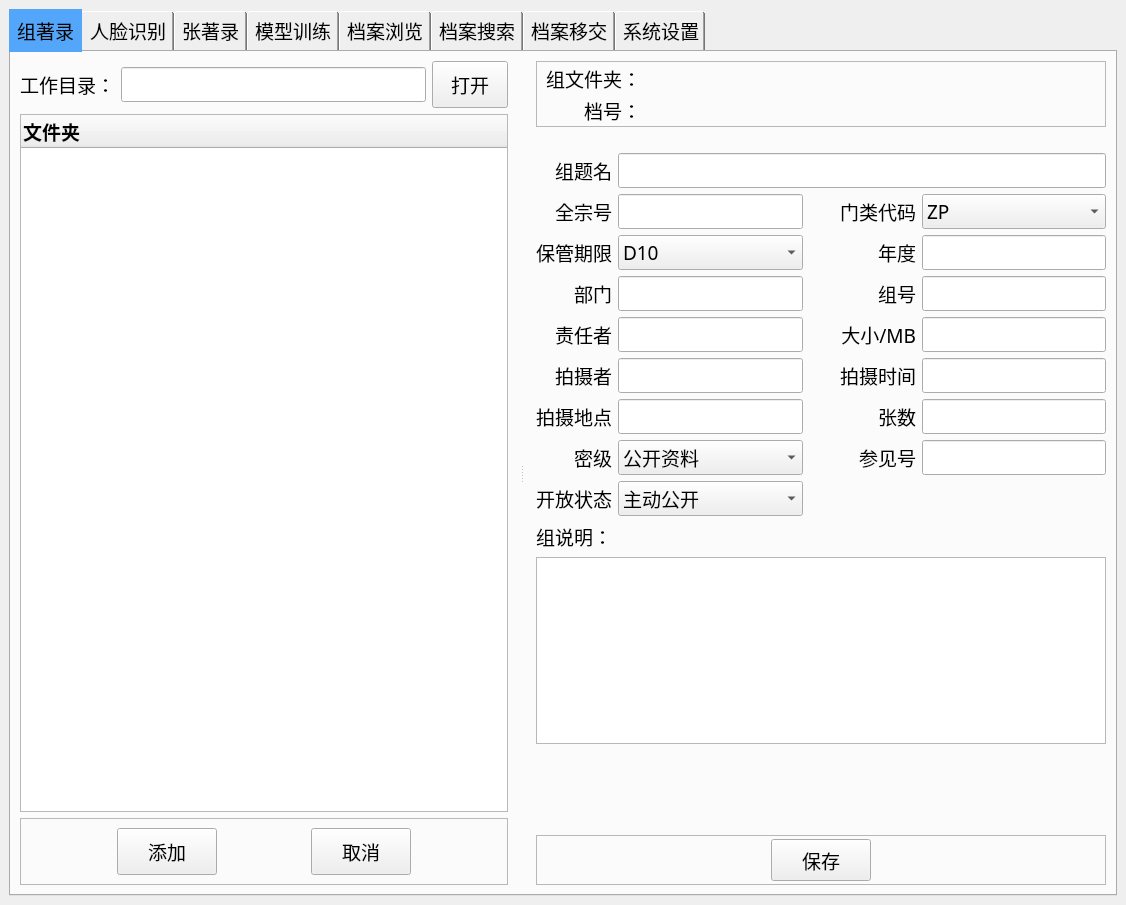
This is photo_arch/infrastructures/user_interface/qt/ui/mainwindow.ui in Chieoho/photo_arch as Qt 5 draws it before an edit. The edited form follows.
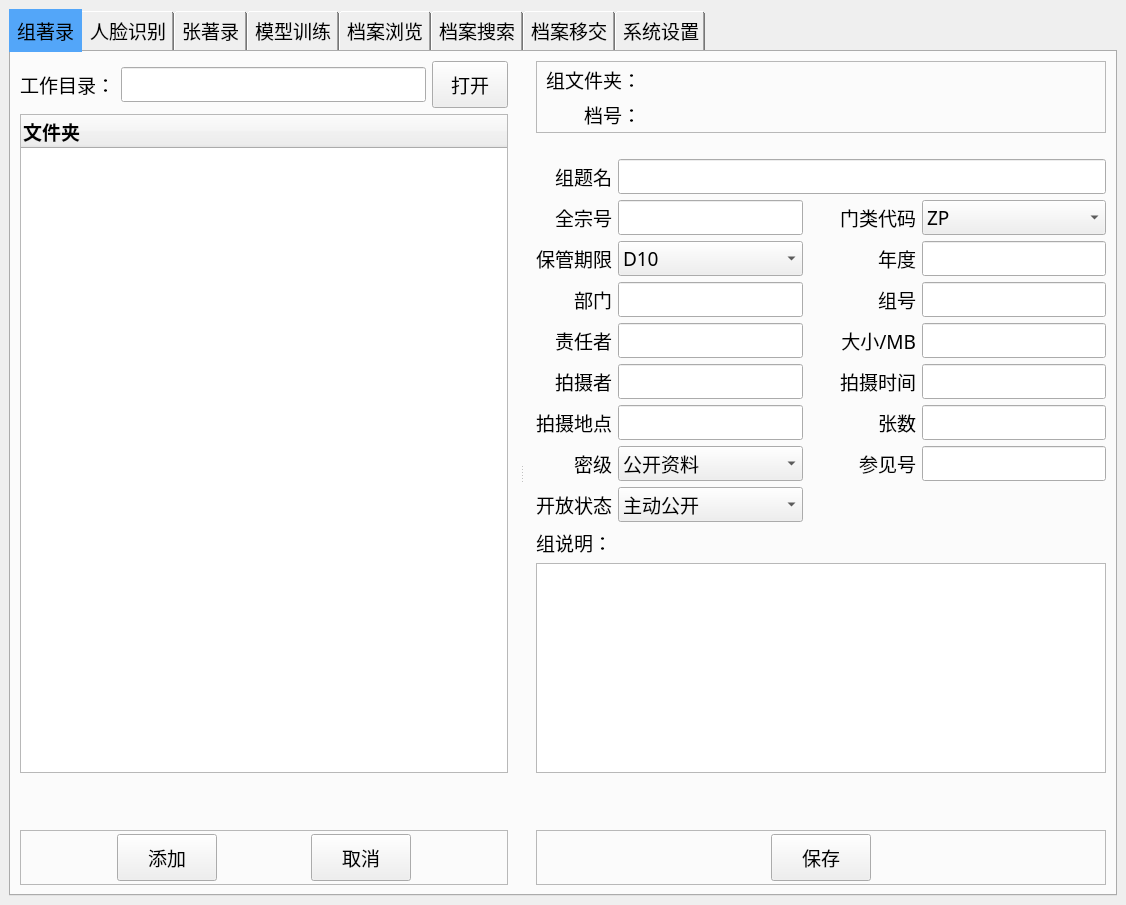
This is the edited form. Icons and pictures are not drawn.

The edit to the form file:
```diff
--- a/photo_arch/infrastructures/user_interface/qt/ui/mainwindow.ui
+++ b/photo_arch/infrastructures/user_interface/qt/ui/mainwindow.ui
@@ -229,12 +229,12 @@
               </column>
              </widget>
             </item>
-            <item row="2" column="0" colspan="3">
+            <item row="3" column="0" colspan="3">
              <widget class="QFrame" name="frame_3">
               <property name="minimumSize">
                <size>
                 <width>0</width>
-                <height>0</height>
+                <height>50</height>
                </size>
               </property>
               <property name="font">
@@ -250,6 +250,12 @@
                <enum>QFrame::Raised</enum>
               </property>
               <layout class="QGridLayout" name="gridLayout_7">
+               <property name="topMargin">
+                <number>3</number>
+               </property>
+               <property name="bottomMargin">
+                <number>3</number>
+               </property>
                <item row="0" column="3">
                 <widget class="QPushButton" name="cancel_folder_btn">
                  <property name="sizePolicy">
@@ -392,6 +398,19 @@
               </layout>
              </widget>
             </item>
+            <item row="2" column="0" colspan="3">
+             <widget class="QLabel" name="adding_processing">
+              <property name="minimumSize">
+               <size>
+                <width>0</width>
+                <height>45</height>
+               </size>
+              </property>
+              <property name="text">
+               <string/>
+              </property>
+             </widget>
+            </item>
            </layout>
           </widget>
           <widget class="QWidget" name="group_description_widget" native="true">
@@ -439,19 +458,6 @@
               </property>
              </widget>
             </item>
-            <item row="14" column="0">
-             <spacer name="verticalSpacer_5">
-              <property name="orientation">
-               <enum>Qt::Vertical</enum>
-              </property>
-              <property name="sizeHint" stdset="0">
-               <size>
-                <width>20</width>
-                <height>40</height>
-               </size>
-              </property>
-             </spacer>
-            </item>
             <item row="10" column="4">
              <widget class="QLineEdit" name="reference_code_in_group">
               <property name="sizePolicy">
@@ -554,6 +560,25 @@
               </property>
              </widget>
             </item>
+            <item row="14" column="0" colspan="5">
+             <widget class="QLabel" name="saving_processing">
+              <property name="sizePolicy">
+               <sizepolicy hsizetype="Preferred" vsizetype="Preferred">
+                <horstretch>0</horstretch>
+                <verstretch>0</verstretch>
+               </sizepolicy>
+              </property>
+              <property name="minimumSize">
+               <size>
+                <width>0</width>
+                <height>45</height>
+               </size>
+              </property>
+              <property name="text">
+               <string/>
+              </property>
+             </widget>
+            </item>
             <item row="3" column="1">
              <widget class="QLineEdit" name="fonds_code_in_group">
               <property name="font">
@@ -668,7 +693,7 @@
               </property>
              </widget>
             </item>
-            <item row="16" column="0" colspan="5">
+            <item row="15" column="0" colspan="5">
              <widget class="QFrame" name="frame_4">
               <property name="sizePolicy">
                <sizepolicy hsizetype="Preferred" vsizetype="Preferred">
@@ -1326,19 +1351,6 @@
               </layout>
              </widget>
             </item>
-            <item row="15" column="0" colspan="5">
-             <widget class="QLabel" name="saving_processing">
-              <property name="minimumSize">
-               <size>
-                <width>0</width>
-                <height>45</height>
-               </size>
-              </property>
-              <property name="text">
-               <string/>
-              </property>
-             </widget>
-            </item>
            </layout>
           </widget>
          </widget>
```
Left out of the diff: 26 changed lines with no effect on the pictures.
